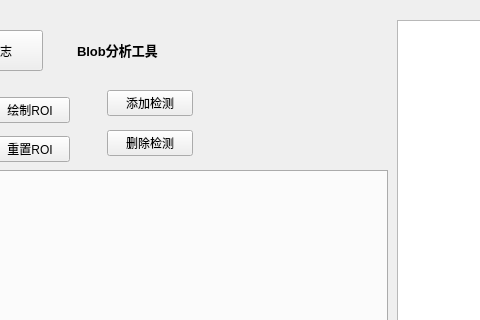
Above: ui/mainwindow.ui from xiaoyuan1021/MyTool before the change; both pictures show x 183 to 663 and y 0 to 320 of the 1181 by 728 pixel window. Below: the same form after it.
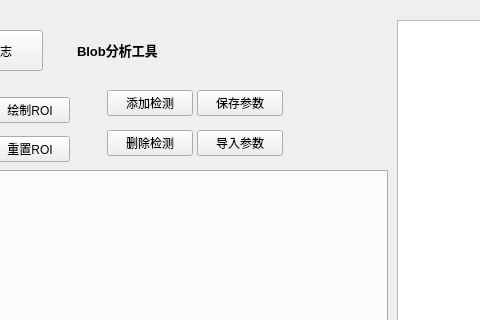
That is the form after the change. Custom widgets are drawn as their Qt base class.

Commit message: 初步完成参数保存和加载

The edit to the form file:
```diff
--- a/ui/mainwindow.ui
+++ b/ui/mainwindow.ui
@@ -319,6 +319,32 @@
     </property>
     <layout class="QHBoxLayout" name="horizontalLayout_14"/>
    </widget>
+   <widget class="QPushButton" name="btn_saveConfig">
+    <property name="geometry">
+     <rect>
+      <x>380</x>
+      <y>90</y>
+      <width>86</width>
+      <height>26</height>
+     </rect>
+    </property>
+    <property name="text">
+     <string>保存参数</string>
+    </property>
+   </widget>
+   <widget class="QPushButton" name="btn_importConfig">
+    <property name="geometry">
+     <rect>
+      <x>380</x>
+      <y>130</y>
+      <width>86</width>
+      <height>26</height>
+     </rect>
+    </property>
+    <property name="text">
+     <string>导入参数</string>
+    </property>
+   </widget>
    <zorder>layoutWidget</zorder>
    <zorder>layoutWidget</zorder>
    <zorder>stackedWidget_MainWindow</zorder>
```
Left out of the diff: 2 changed lines with no effect on the pictures. The commit also changes 15 other files.
